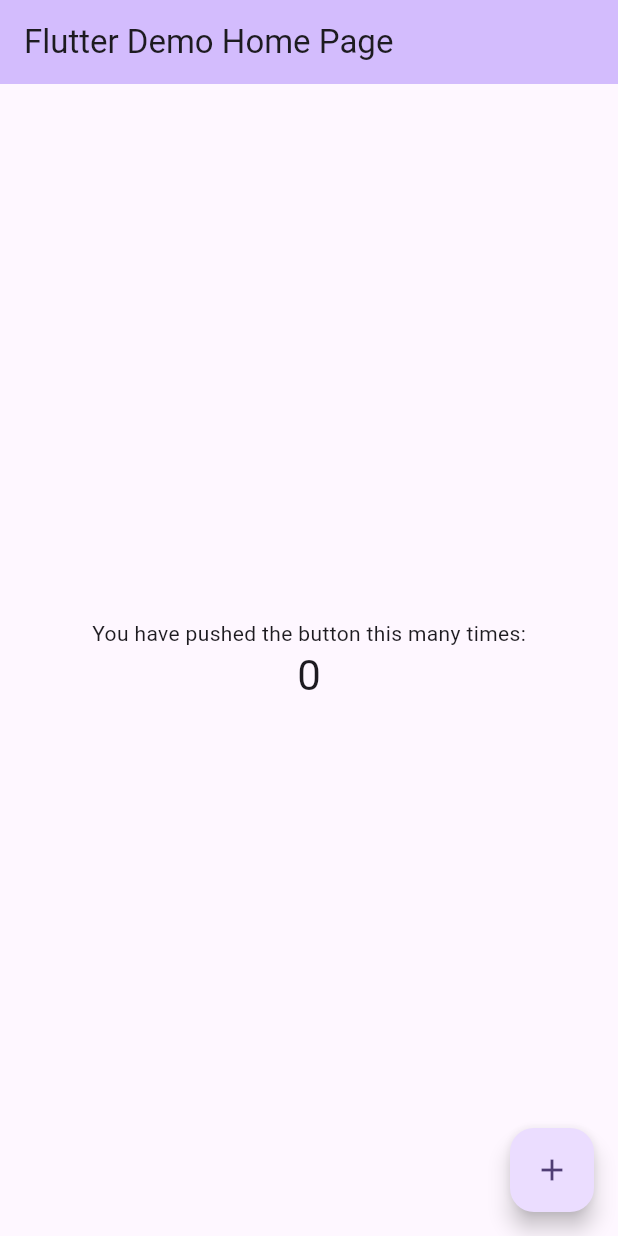
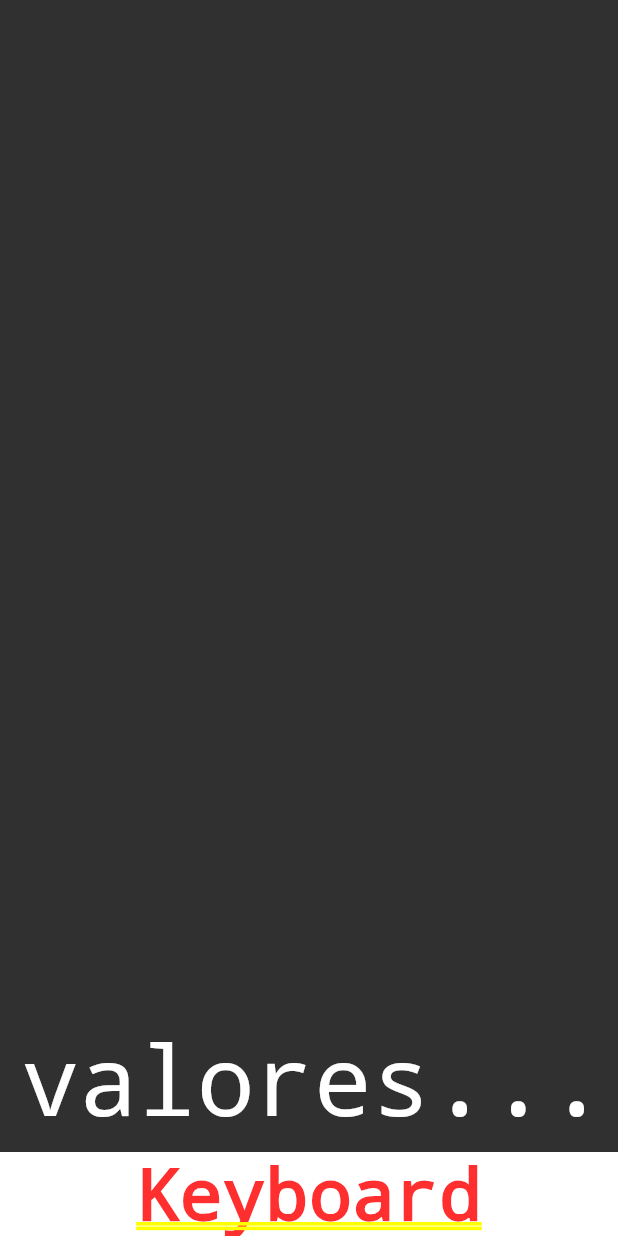
Before and after one commit to EuRafaelaSantos/calculadora, a Flutter app: the screen it shows after launch, on a phone screen of 412 x 824 dp. Run offline on Flutter 3.47's test engine with Material 3 defaults, Android fonts, the phone set to English and light mode, and no system bars; drawn by our look-alikes of auto_size_text.

Commit message:
componente Display

```diff
--- /dev/null
+++ b/lib/components/display.dart
@@ -0,0 +1,41 @@
+import 'package:flutter/material.dart';
+import 'package:auto_size_text/auto_size_text.dart';
+
+class Display extends StatelessWidget {
+  final String text;
+
+  Display(
+    this.text,
+  );
+
+  Widget build(BuildContext context) {
+    return Expanded(
+      flex: 1,
+      child: Container(
+        color: Color.fromRGBO(48, 48, 48, 1),
+        child: Column(
+          mainAxisAlignment: MainAxisAlignment.end,
+          crossAxisAlignment: CrossAxisAlignment.stretch,
+          children: [
+            Padding(
+              padding: const EdgeInsets.all(8.0),
+              child: AutoSizeText(
+                text,
+                minFontSize: 20,
+                maxFontSize: 80,
+                maxLines: 1,
+                textAlign: TextAlign.end,
+                style: TextStyle(
+                  fontWeight: FontWeight.w100,
+                  decoration: TextDecoration.none,
+                  fontSize: 80,
+                  color: Colors.white,
+                ),
+              ),
+            ),
+          ],
+        ),
+      ),
+    );
+  }
+}
--- a/lib/main.dart
+++ b/lib/main.dart
@@ -1,125 +1,6 @@
+import 'package:calculadora/screens/calculator.dart';
 import 'package:flutter/material.dart';
 
 void main() {
-  runApp(const MyApp());
+  runApp((Calculator()));
 }
-
-class MyApp extends StatelessWidget {
-  const MyApp({super.key});
-
-  // This widget is the root of your application.
-  @override
-  Widget build(BuildContext context) {
-    return MaterialApp(
-      title: 'Flutter Demo',
-      theme: ThemeData(
-        // This is the theme of your application.
-        //
-        // TRY THIS: Try running your application with "flutter run". You'll see
-        // the application has a purple toolbar. Then, without quitting the app,
-        // try changing the seedColor in the colorScheme below to Colors.green
-        // and then invoke "hot reload" (save your changes or press the "hot
-        // reload" button in a Flutter-supported IDE, or press "r" if you used
-        // the command line to start the app).
-        //
-        // Notice that the counter didn't reset back to zero; the application
-        // state is not lost during the reload. To reset the state, use hot
-        // restart instead.
-        //
-        // This works for code too, not just values: Most code changes can be
-        // tested with just a hot reload.
-        colorScheme: ColorScheme.fromSeed(seedColor: Colors.deepPurple),
-        useMaterial3: true,
-      ),
-      home: const MyHomePage(title: 'Flutter Demo Home Page'),
-    );
-  }
-}
-
-class MyHomePage extends StatefulWidget {
-  const MyHomePage({super.key, required this.title});
-
-  // This widget is the home page of your application. It is stateful, meaning
-  // that it has a State object (defined below) that contains fields that affect
-  // how it looks.
-
-  // This class is the configuration for the state. It holds the values (in this
-  // case the title) provided by the parent (in this case the App widget) and
-  // used by the build method of the State. Fields in a Widget subclass are
-  // always marked "final".
-
-  final String title;
-
-  @override
-  State<MyHomePage> createState() => _MyHomePageState();
-}
-
-class _MyHomePageState extends State<MyHomePage> {
-  int _counter = 0;
-
-  void _incrementCounter() {
-    setState(() {
-      // This call to setState tells the Flutter framework that something has
-      // changed in this State, which causes it to rerun the build method below
-      // so that the display can reflect the updated values. If we changed
-      // _counter without calling setState(), then the build method would not be
-      // called again, and so nothing would appear to happen.
-      _counter++;
-    });
-  }
-
-  @override
-  Widget build(BuildContext context) {
-    // This method is rerun every time setState is called, for instance as done
-    // by the _incrementCounter method above.
-    //
-    // The Flutter framework has been optimized to make rerunning build methods
-    // fast, so that you can just rebuild anything that needs updating rather
-    // than having to individually change instances of widgets.
-    return Scaffold(
-      appBar: AppBar(
-        // TRY THIS: Try changing the color here to a specific color (to
-        // Colors.amber, perhaps?) and trigger a hot reload to see the AppBar
-        // change color while the other colors stay the same.
-        backgroundColor: Theme.of(context).colorScheme.inversePrimary,
-        // Here we take the value from the MyHomePage object that was created by
-        // the App.build method, and use it to set our appbar title.
-        title: Text(widget.title),
-      ),
-      body: Center(
-        // Center is a layout widget. It takes a single child and positions it
-        // in the middle of the parent.
-        child: Column(
-          // Column is also a layout widget. It takes a list of children and
-          // arranges them vertically. By default, it sizes itself to fit its
-          // children horizontally, and tries to be as tall as its parent.
-          //
-          // Column has various properties to control how it sizes itself and
-          // how it positions its children. Here we use mainAxisAlignment to
-          // center the children vertically; the main axis here is the vertical
-          // axis because Columns are vertical (the cross axis would be
-          // horizontal).
-          //
-          // TRY THIS: Invoke "debug painting" (choose the "Toggle Debug Paint"
-          // action in the IDE, or press "p" in the console), to see the
-          // wireframe for each widget.
-          mainAxisAlignment: MainAxisAlignment.center,
-          children: <Widget>[
-            const Text(
-              'You have pushed the button this many times:',
-            ),
-            Text(
-              '$_counter',
-              style: Theme.of(context).textTheme.headlineMedium,
-            ),
-          ],
-        ),
-      ),
-      floatingActionButton: FloatingActionButton(
-        onPressed: _incrementCounter,
-        tooltip: 'Increment',
-        child: const Icon(Icons.add),
-      ), // This trailing comma makes auto-formatting nicer for build methods.
-    );
-  }
-}
--- /dev/null
+++ b/lib/screens/calculator.dart
@@ -0,0 +1,15 @@
+import 'package:calculadora/components/display.dart';
+import 'package:flutter/material.dart';
+
+class Calculator extends StatelessWidget {
+  Widget build(BuildContext context) {
+    return MaterialApp(
+      home: Column(
+        children: [
+          Display('valores...'),
+          Text('Keyboard'),
+        ],
+      ),
+    );
+  }
+}
--- a/pubspec.yaml
+++ b/pubspec.yaml
@@ -30,6 +30,7 @@ environment:
 dependencies:
   flutter:
     sdk: flutter
+  auto_size_text: ^3.0.0
 
 
   # The following adds the Cupertino Icons font to your application.
```
Also changed, not shown: pubspec.lock, 1 other file.
